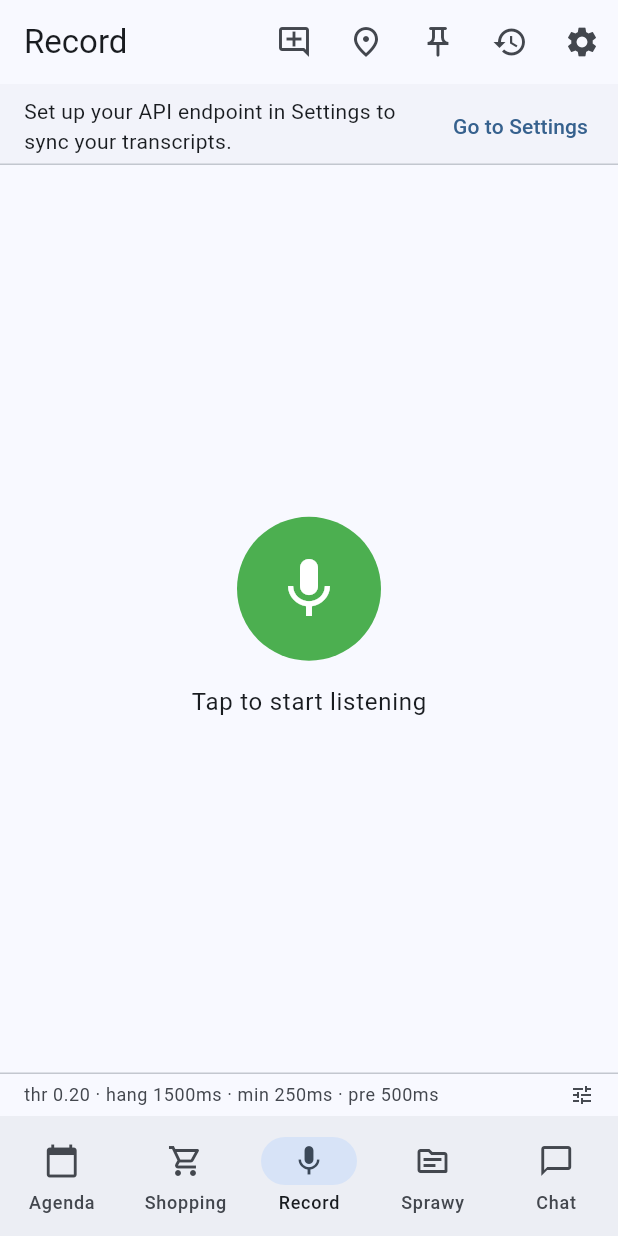
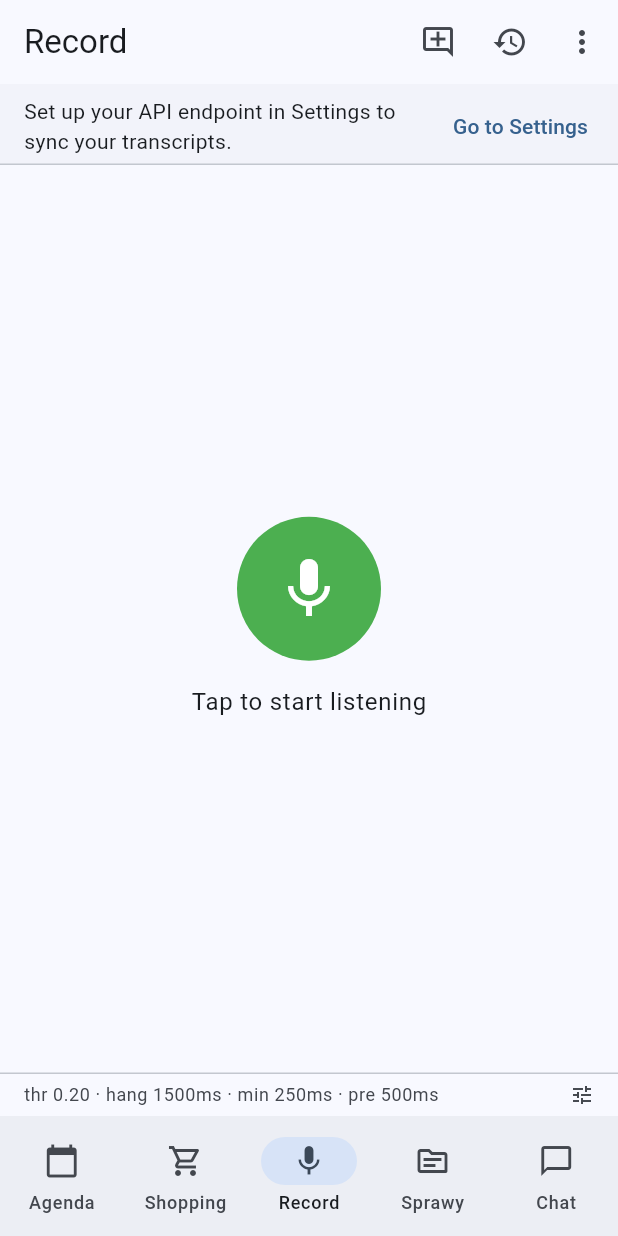
Before and after one commit to mjarco/voice-agent, a Flutter app: the screen it shows after launch, on a phone screen of 412 x 824 dp. Run offline on Flutter 3.47's test engine with Material 3 defaults, Android fonts, the phone set to English and light mode, and no system bars; our stand-ins replace audioplayers, connectivity_plus, dio, flutter_local_notifications, flutter_markdown_plus, flutter_riverpod and 9 more; missing offline and left inert: flutter_foreground_task, opentelemetry, record, vad, workmanager; accounts and stored records are empty; statements that could not run were skipped.

Commit message:
D5: one rule for the top bar: the tab's own actions, then one menu
The owner: the top bar "wygląda na przypadkową, zorganizujmy ją
sensownie" (off-roadmap 2026-11-11-va-polish). Every tab's bar now has
its title, the tab's own actions, and then AppMenuButton, the same on
every tab, with Miejsca, Pins and Settings. Record keeps its own two (new
conversation, history); Agenda, Shopping, Sprawy and Chat have none in the
bar. Sprawy gains the menu it lacked.

Co-Authored-By: Claude Opus 5.5 <noreply@anthropic.com>
Claude-Session: https://claude.ai/code/session_01DLKVXsg1hjgh2A6bymFjp8

```diff
--- /dev/null
+++ b/lib/core/widgets/app_menu_button.dart
@@ -0,0 +1,41 @@
+import 'package:flutter/material.dart';
+import 'package:go_router/go_router.dart';
+
+/// The rule of the top bar (off-roadmap 2026-11-11-va-polish): a tab's bar
+/// has its title, the tab's own actions, and then this menu, the same on
+/// every tab, with the screens that live outside the tabs.
+class AppMenuButton extends StatelessWidget {
+  const AppMenuButton({super.key});
+
+  /// Route, label, icon; the order the menu shows them.
+  static const entries = [
+    ('/places', 'Miejsca', Icons.place_outlined),
+    ('/pins', 'Pins', Icons.push_pin_outlined),
+    ('/settings', 'Settings', Icons.settings_outlined),
+  ];
+
+  @override
+  Widget build(BuildContext context) {
+    return PopupMenuButton<String>(
+      key: const Key('app-menu'),
+      tooltip: 'Menu',
+      icon: const Icon(Icons.more_vert),
+      // Pushed, not gone to: the tab keeps its place under the screen.
+      onSelected: (route) => context.push(route),
+      itemBuilder: (_) => [
+        for (final (route, label, icon) in entries)
+          PopupMenuItem<String>(
+            key: Key('app-menu-${route.substring(1)}'),
+            value: route,
+            child: Row(
+              children: [
+                Icon(icon),
+                const SizedBox(width: 12),
+                Text(label),
+              ],
+            ),
+          ),
+      ],
+    );
+  }
+}
--- a/lib/features/matters/presentation/matters_screen.dart
+++ b/lib/features/matters/presentation/matters_screen.dart
@@ -2,6 +2,7 @@ import 'package:flutter/material.dart';
 import 'package:flutter_riverpod/flutter_riverpod.dart';
 import 'package:go_router/go_router.dart';
 import 'package:voice_agent/core/models/matter.dart';
+import 'package:voice_agent/core/widgets/app_menu_button.dart';
 import 'package:voice_agent/features/matters/domain/matters_state.dart';
 import 'package:voice_agent/features/matters/presentation/matter_dialogs.dart';
 import 'package:voice_agent/features/matters/presentation/matters_notifier.dart';
@@ -28,7 +29,10 @@ class MattersScreen extends ConsumerWidget {
     final notifier = ref.read(mattersNotifierProvider.notifier);
 
     return Scaffold(
-      appBar: AppBar(title: const Text('Sprawy')),
+      appBar: AppBar(
+        title: const Text('Sprawy'),
+        actions: const [AppMenuButton()],
+      ),
       floatingActionButton: FloatingActionButton(
         key: const Key('matters-add'),
         tooltip: 'Nowa sprawa',
--- a/lib/features/places/presentation/places_screen.dart
+++ b/lib/features/places/presentation/places_screen.dart
@@ -18,8 +18,8 @@ List<String> _parseTags(String raw, Set<String> chosen) => {
   ...raw.split(',').map((t) => t.trim()).where((t) => t.isNotEmpty),
 }.toList();
 
-/// Names where you stand, and lists the places. Reached from the Shopping and
-/// Record app bars.
+/// Names where you stand, and lists the places. Reached from the app menu of
+/// every tab.
 class PlacesScreen extends ConsumerStatefulWidget {
   const PlacesScreen({super.key});
 
--- a/lib/features/recording/presentation/recording_screen.dart
+++ b/lib/features/recording/presentation/recording_screen.dart
@@ -16,6 +16,7 @@ import 'package:voice_agent/core/providers/api_url_provider.dart';
 import 'package:voice_agent/core/session_control/mic_mode.dart';
 import 'package:voice_agent/core/session_control/session_control_provider.dart';
 import 'package:voice_agent/core/tts/tts_provider.dart';
+import 'package:voice_agent/core/widgets/app_menu_button.dart';
 import 'package:voice_agent/features/recording/domain/hands_free_session_state.dart';
 import 'package:voice_agent/features/recording/domain/recording_state.dart';
 import 'package:voice_agent/features/recording/domain/segment_job.dart';
@@ -316,27 +317,12 @@ class _RecordingScreenState extends ConsumerState<RecordingScreen> {
                   },
           ),
           IconButton(
-            key: const Key('record-places-button'),
-            icon: const Icon(Icons.place_outlined),
-            tooltip: 'Miejsca',
-            onPressed: () => context.push('/places'),
-          ),
-          IconButton(
-            key: const Key('record-pins-button'),
-            icon: const Icon(Icons.push_pin_outlined),
-            tooltip: 'Pins',
-            onPressed: () => context.push('/pins'),
-          ),
-          IconButton(
+            key: const Key('record-history-button'),
             icon: const Icon(Icons.history),
             tooltip: 'History',
             onPressed: () => context.push('/record/history'),
           ),
-          IconButton(
-            icon: const Icon(Icons.settings),
-            tooltip: 'Settings',
-            onPressed: () => context.push('/settings'),
-          ),
+          const AppMenuButton(),
         ],
       ),
       body: Column(
```
Also changed, not shown: lib/features/agenda/presentation/agenda_screen.dart (+2 -9 lines), lib/features/chat/presentation/conversations_screen.dart (+2 -14 lines), lib/features/shopping/presentation/shopping_screen.dart (+2 -14 lines), 7 other files.
